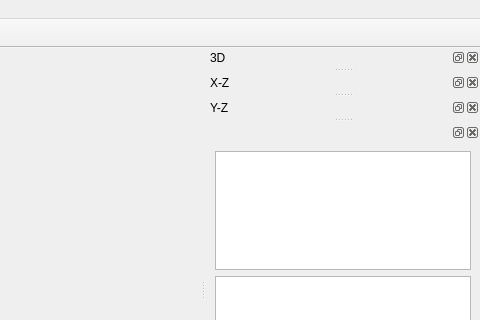
The window that frontend/espinaMainWindow.ui (FelixdelasPozas/EspINA) describes before a commit, drawn with Qt 5; both pictures show x 350 to 830 and y 0 to 320 of the 830 by 703 pixel window.
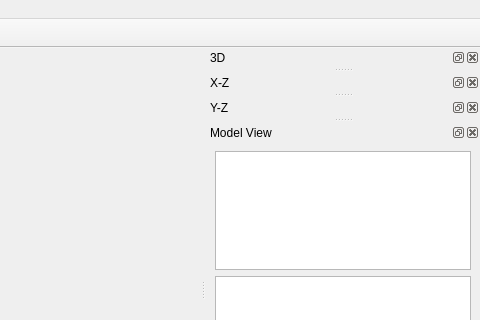
The same window after the commit. Icons and pictures are not drawn. Custom widgets are drawn as their Qt base class.

```diff
--- a/frontend/espinaMainWindow.ui
+++ b/frontend/espinaMainWindow.ui
@@ -517,6 +517,9 @@
    <property name="enabled">
     <bool>true</bool>
    </property>
+   <property name="windowTitle">
+    <string>Model View</string>
+   </property>
    <attribute name="dockWidgetArea">
     <number>2</number>
    </attribute>
```
Left out of the diff: 64 changed lines with no effect on the pictures. Lines whose indentation alone changed are shown as unchanged.
